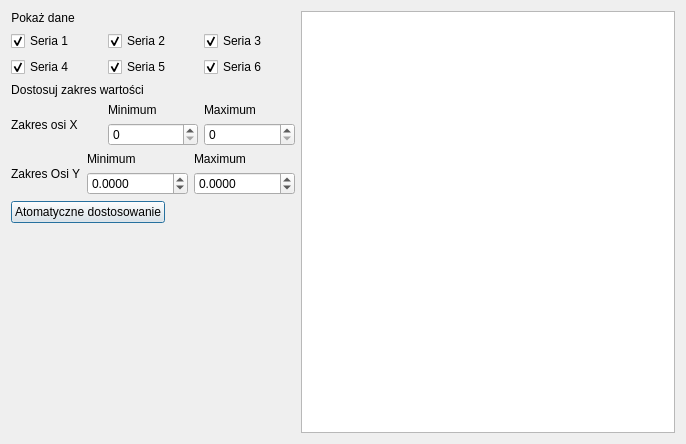
Before: the Qt Designer form chartdialog.ui in JakubDulewicz/CosDataAnalysis, drawn with Qt 5.
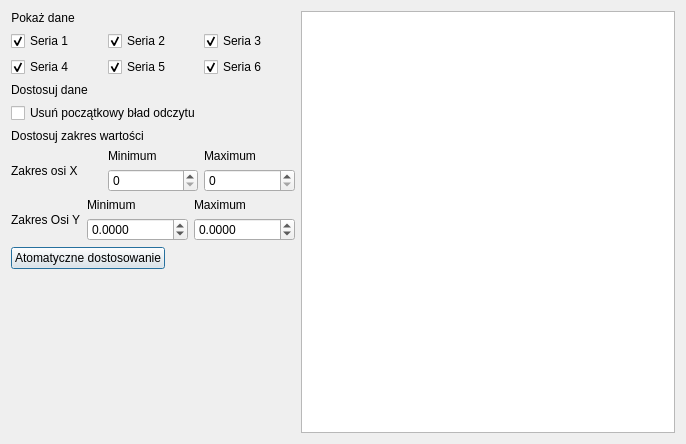
After: the same form once the commit is applied. Custom widgets are drawn as their Qt base class.

```diff
--- a/chartdialog.ui
+++ b/chartdialog.ui
@@ -106,6 +106,36 @@
        </item>
       </layout>
      </item>
+     <item>
+      <layout class="QVBoxLayout" name="verticalLayoutDataAdjustments">
+       <item>
+        <widget class="QLabel" name="label_9">
+         <property name="sizePolicy">
+          <sizepolicy hsizetype="Maximum" vsizetype="Maximum">
+           <horstretch>0</horstretch>
+           <verstretch>0</verstretch>
+          </sizepolicy>
+         </property>
+         <property name="text">
+          <string>Dostosuj dane</string>
+         </property>
+        </widget>
+       </item>
+       <item>
+        <widget class="QCheckBox" name="checkBoxReadValueError">
+         <property name="sizePolicy">
+          <sizepolicy hsizetype="Maximum" vsizetype="Fixed">
+           <horstretch>0</horstretch>
+           <verstretch>0</verstretch>
+          </sizepolicy>
+         </property>
+         <property name="text">
+          <string>Usuń początkowy bład odczytu</string>
+         </property>
+        </widget>
+       </item>
+      </layout>
+     </item>
      <item>
       <layout class="QVBoxLayout" name="verticalLayoutRange">
        <item>
@@ -249,8 +279,6 @@
          </property>
         </widget>
        </item>
-      </layout>
-     </item>
      <item>
       <spacer name="verticalSpacer">
        <property name="orientation">
@@ -263,6 +291,8 @@
         </size>
        </property>
       </spacer>
+       </item>
+      </layout>
      </item>
     </layout>
    </item>
```
Lines whose indentation alone changed are shown as unchanged.
